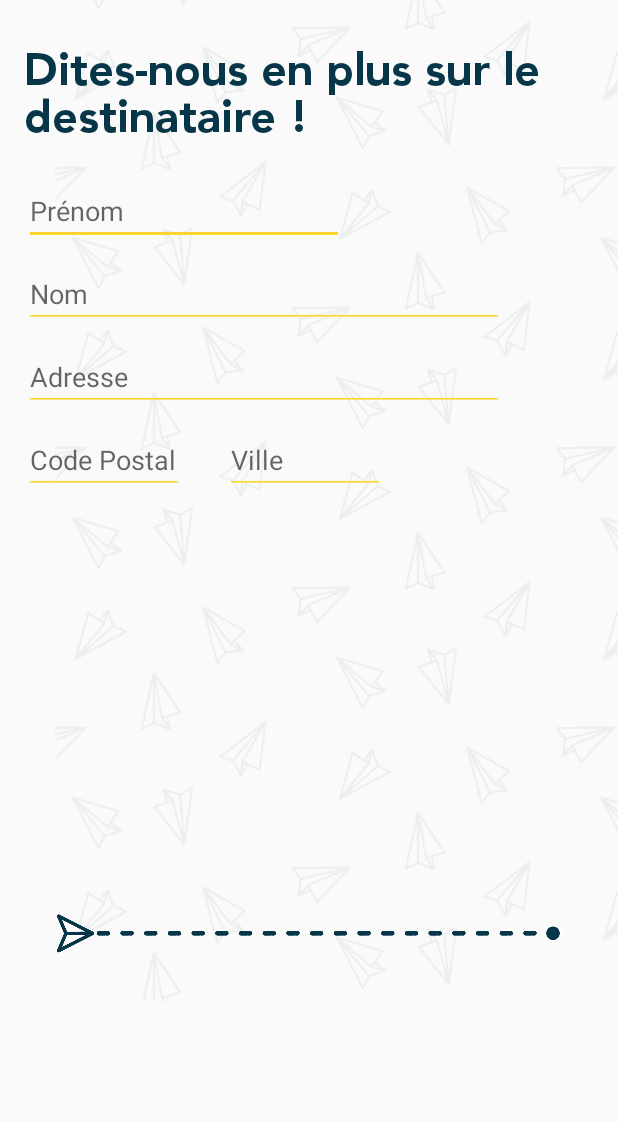
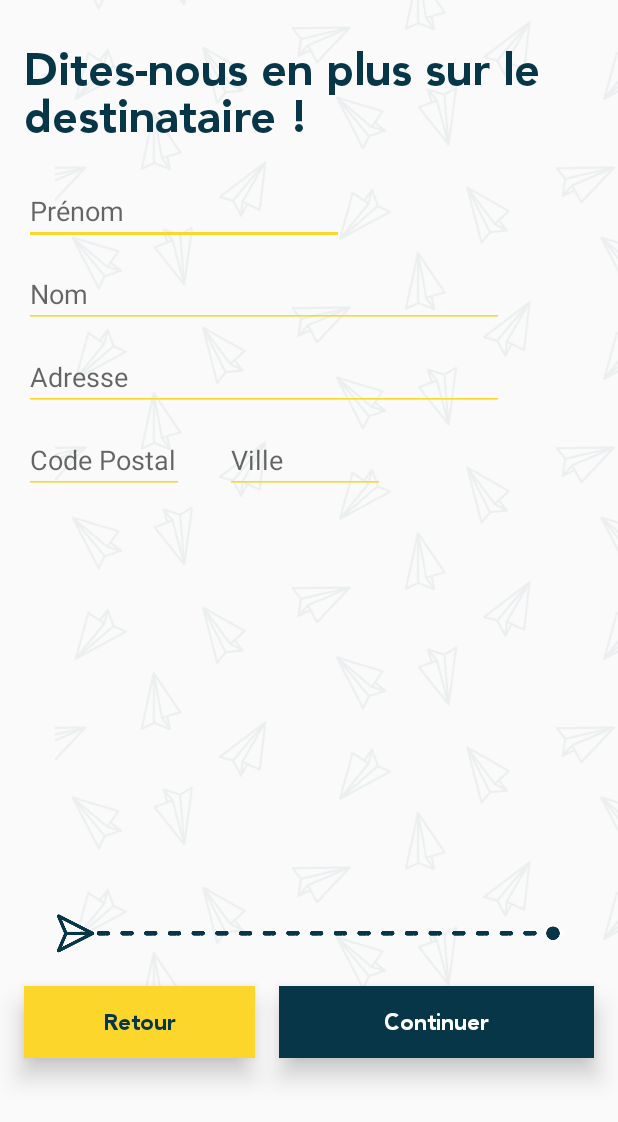
Before and after one commit to GetLetter/Getletter-android, an Android app: the layout activity_recipient.xml on its own in the app's theme, with its tools: preview values and no code run, on a phone screen of 412 x 824 dp. Shown: the top 1122 px of the screen. Run offline under Robolectric (Android 15) with nearby library versions, the phone set to English and light mode, and no system bars.

Commit message:
:lipstick: Recipient - Add buttons

```diff
--- a/app/src/main/res/layout/activity_recipient.xml
+++ b/app/src/main/res/layout/activity_recipient.xml
@@ -4,6 +4,7 @@
     xmlns:tools="http://schemas.android.com/tools"
     android:layout_width="match_parent"
     android:fitsSystemWindows="true"
+    android:id="@+id/activity"
     tools:context="activity.RecipientActivity"
     android:layout_height="match_parent">
 
@@ -116,6 +117,47 @@
         app:layout_constraintLeft_toLeftOf="parent"
         app:srcCompat="@drawable/timeline" />
 
+    <Button
+        android:id="@+id/btn_back"
+        style="@style/Widget.AppCompat.Button.Borderless"
+        android:layout_width="0dp"
+        android:layout_height="wrap_content"
+        android:layout_marginTop="10dp"
+        android:layout_marginStart="16dp"
+        android:layout_marginEnd="16dp"
+        android:layout_marginLeft="25dp"
+        android:background="@color/colorAccent"
+        android:elevation="10dp"
+        android:fontFamily="@font/avenir_black"
+        android:paddingLeft="15dp"
+        android:paddingRight="15dp"
+        android:text="Retour"
+        android:textAllCaps="false"
+        android:textColor="@color/colorPrimary"
+        android:textSize="15dp"
+        app:layout_constraintRight_toLeftOf="@id/btn_continue"
+        app:layout_constraintLeft_toLeftOf="@id/activity"
+        app:layout_constraintTop_toBottomOf="@+id/timeline" />
+
+    <Button
+        android:id="@+id/btn_continue"
+        style="@style/Widget.AppCompat.Button.Borderless"
+        android:layout_width="0dp"
+        android:layout_height="wrap_content"
+        android:layout_marginRight="16dp"
+        android:layout_marginTop="10dp"
+        android:background="@color/colorPrimary"
+        android:elevation="10dp"
+        android:fontFamily="@font/avenir_black"
+        android:paddingLeft="70dp"
+        android:paddingRight="70dp"
+        android:text="Continuer"
+        android:textAllCaps="false"
+        android:textColor="#fff"
+        android:textSize="15dp"
+        app:layout_constraintRight_toRightOf="@id/activity"
+        app:layout_constraintTop_toBottomOf="@+id/timeline" />
+
     <android.support.constraint.Guideline
         android:layout_width="wrap_content"
         android:layout_height="wrap_content"
```
